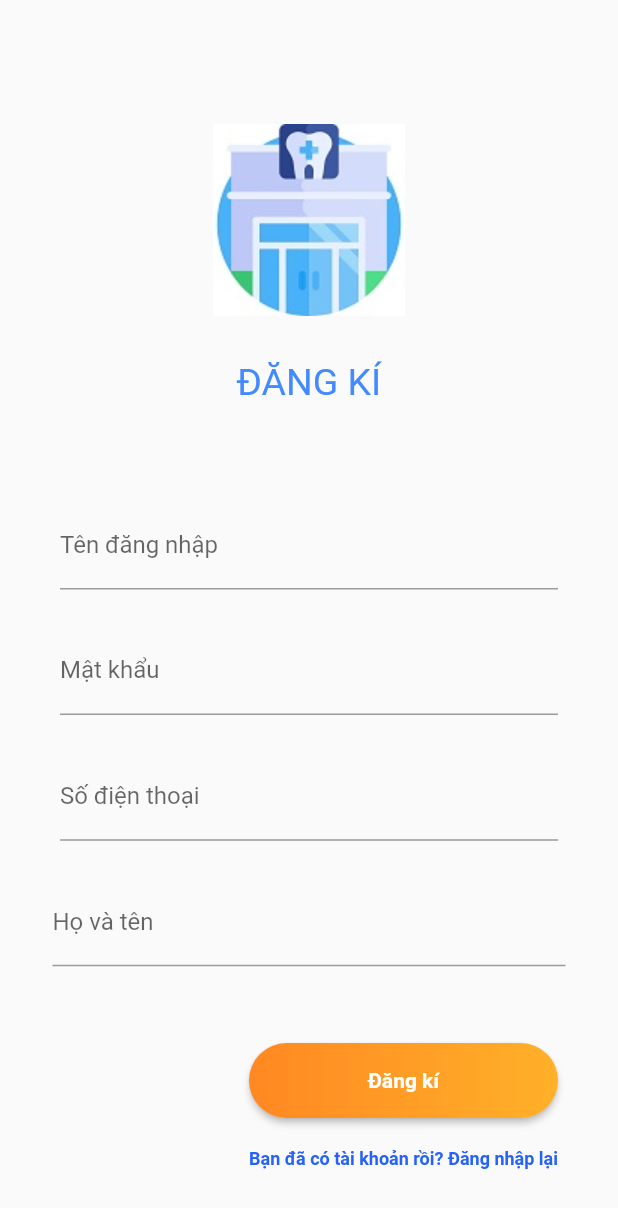
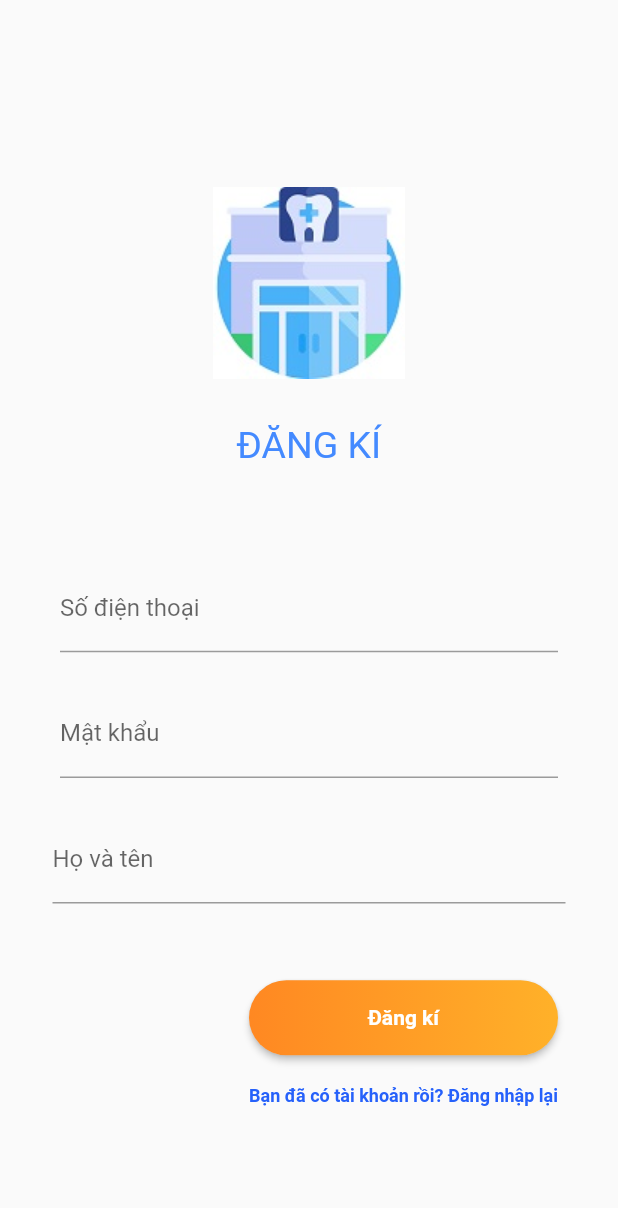
Before and after one commit to redore1234/HCIProject, a Flutter app: the RegisterScreen screen opened directly, on a phone screen of 412 x 824 dp. Shown: the top 1208 px of the screen. Run offline on Flutter 3.47's test engine with Material 2 defaults, Android fonts, the phone set to English and light mode, and no system bars; our stand-ins replace date_picker_timeline, flutter_svg, table_calendar.

Commit message:
Delete field ten dang nhap

```diff
--- a/lib/views/register/register.dart
+++ b/lib/views/register/register.dart
@@ -25,7 +25,8 @@ class RegisterScreen extends StatelessWidget {
                 alignment: Alignment.center,
                 margin: EdgeInsets.symmetric(horizontal: 40),
                 child: TextField(
-                  decoration: InputDecoration(labelText: "Tên đăng nhập"),
+                  keyboardType: TextInputType.number,
+                  decoration: InputDecoration(labelText: "Số điện thoại"),
                 ),
               ),
               SizedBox(height: size.height * 0.03),
@@ -35,15 +36,6 @@ class RegisterScreen extends StatelessWidget {
                 child: TextField(
                   decoration: InputDecoration(labelText: "Mật khẩu"),
                   obscureText: true,
-                ),
-              ),
-              SizedBox(height: size.height * 0.03),
-              Container(
-                alignment: Alignment.center,
-                margin: EdgeInsets.symmetric(horizontal: 40),
-                child: TextField(
-                  keyboardType: TextInputType.number,
-                  decoration: InputDecoration(labelText: "Số điện thoại"),
                 ),
               ),
               SizedBox(height: size.height * 0.03),
```
